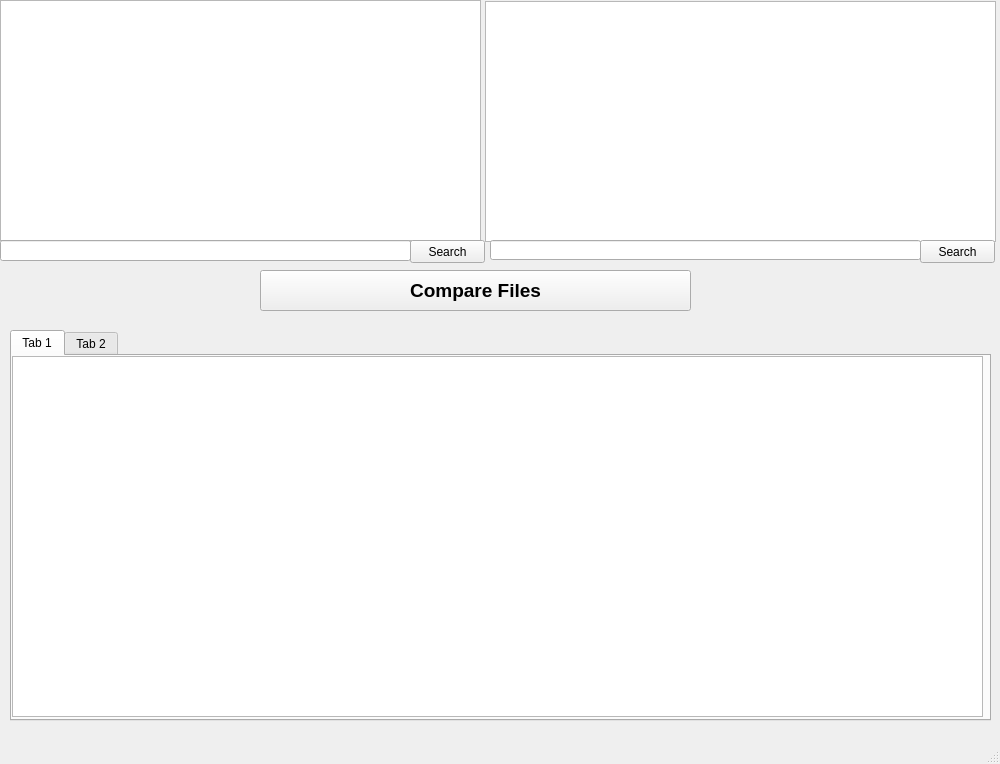
First picture: the form in mainwindow.ui, repository TylerWilkin2/tyler-s-project, before the edit.
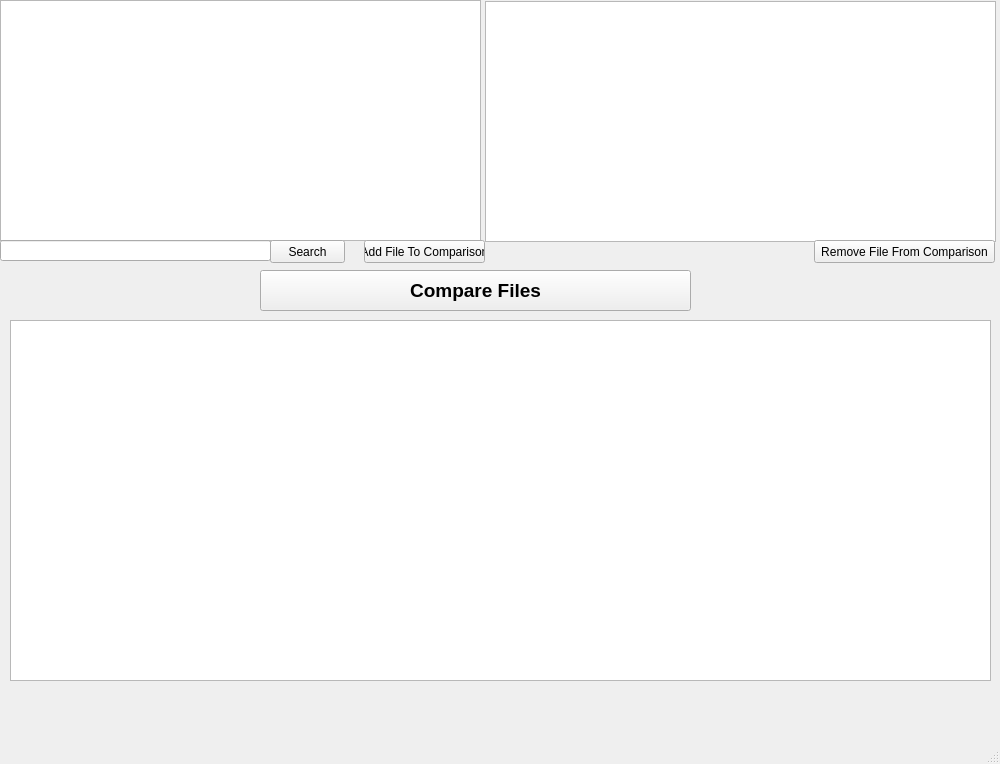
Second picture: the form after the edit.

What changed in the file:
```diff
--- a/mainwindow.ui
+++ b/mainwindow.ui
@@ -57,7 +57,7 @@
    <widget class="QPushButton" name="pushButton_2">
     <property name="geometry">
      <rect>
-      <x>410</x>
+      <x>270</x>
       <y>240</y>
       <width>75</width>
       <height>23</height>
@@ -72,64 +72,56 @@
      <rect>
       <x>0</x>
       <y>240</y>
-      <width>411</width>
+      <width>271</width>
       <height>21</height>
      </rect>
     </property>
    </widget>
-   <widget class="QLineEdit" name="lineEdit_2">
-    <property name="geometry">
-     <rect>
-      <x>490</x>
-      <y>240</y>
-      <width>431</width>
-      <height>20</height>
-     </rect>
-    </property>
-   </widget>
    <widget class="QPushButton" name="pushButton_3">
     <property name="geometry">
      <rect>
-      <x>920</x>
+      <x>814</x>
       <y>240</y>
-      <width>75</width>
+      <width>181</width>
       <height>23</height>
      </rect>
     </property>
     <property name="text">
-     <string>Search</string>
+     <string>Remove File From Comparison</string>
     </property>
    </widget>
-   <widget class="QTabWidget" name="tabWidget">
+   <widget class="QTableView" name="tableView">
     <property name="geometry">
      <rect>
       <x>10</x>
-      <y>330</y>
+      <y>320</y>
       <width>981</width>
-      <height>391</height>
+      <height>361</height>
      </rect>
     </property>
-    <widget class="QWidget" name="tab">
-     <attribute name="title">
-      <string>Tab 1</string>
-     </attribute>
-     <widget class="QTableView" name="tableView">
-      <property name="geometry">
-       <rect>
-        <x>0</x>
-        <y>0</y>
-        <width>971</width>
-        <height>361</height>
-       </rect>
-      </property>
-     </widget>
-    </widget>
-    <widget class="QWidget" name="tab_2">
-     <attribute name="title">
-      <string>Tab 2</string>
-     </attribute>
-    </widget>
    </widget>
+   <widget class="QPushButton" name="pushButton_4">
+    <property name="geometry">
+     <rect>
+      <x>364</x>
+      <y>240</y>
+      <width>121</width>
+      <height>23</height>
+     </rect>
+    </property>
+    <property name="text">
+     <string>Add File To Comparison</string>
+    </property>
+   </widget>
+   <zorder>listWidget</zorder>
+   <zorder>listWidget_2</zorder>
+   <zorder>pushButton</zorder>
+   <zorder>pushButton_2</zorder>
+   <zorder>lineEdit</zorder>
+   <zorder>pushButton_3</zorder>
+   <zorder>tableView</zorder>
+   <zorder>tableView</zorder>
+   <zorder>pushButton_4</zorder>
   </widget>
   <widget class="QMenuBar" name="menuBar">
    <property name="geometry">
```
